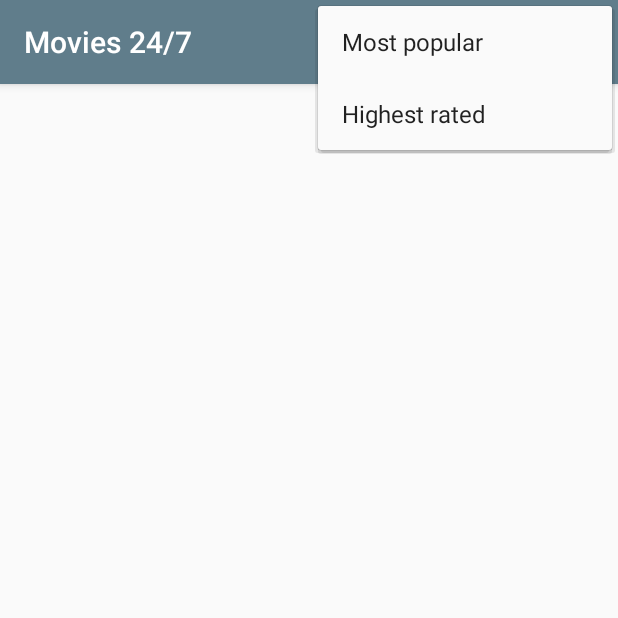
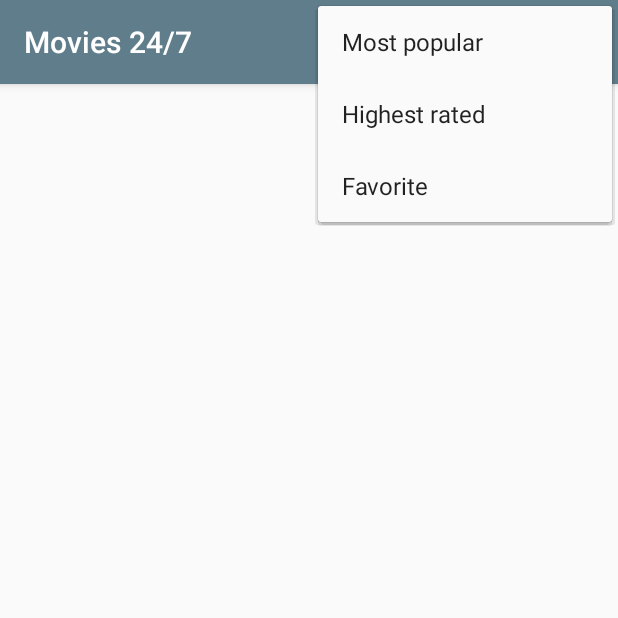
Before and after one commit to donsaad/movies-247, an Android app: the screen it shows after launch (MainActivity), with the options menu open, on a phone screen of 412 x 824 dp, the top half of it. Run offline under Robolectric (Android 15) with nearby library versions, the phone set to English and light mode, and no system bars.

Commit message:
Added sort by fav to main menu

```diff
--- a/app/src/main/java/com/donsaad/movies247/MainActivity.java
+++ b/app/src/main/java/com/donsaad/movies247/MainActivity.java
@@ -97,6 +97,9 @@ public class MainActivity extends AppCompatActivity {
         else if(id == R.id.action_sort_by_rate) {
             new FetchMoviesTask().execute(SORT_BY_RATE);
         }
+        else if(id == R.id.action_sort_by_fav) {
+            // // TODO: 12/25/2015 fav
+        }
         return super.onOptionsItemSelected(item);
     }
 
--- a/app/src/main/res/menu/menu_main.xml
+++ b/app/src/main/res/menu/menu_main.xml
@@ -5,7 +5,6 @@
     <item
         android:id="@+id/action_sort_by_popular"
         android:title="@string/action_sort_pop"
-        android:orderInCategory="100"
         app:showAsAction="never"
         />
 
@@ -13,7 +12,12 @@
         android:id="@+id/action_sort_by_rate"
         android:title="@string/action_sort_rate"
         app:showAsAction="never"
-        android:orderInCategory="200"
+        />
+
+    <item
+        android:id="@+id/action_sort_by_fav"
+        android:title="@string/action_sort_fav"
+        app:showAsAction="never"
         />
 
 </menu>
--- a/app/src/main/res/values/strings.xml
+++ b/app/src/main/res/values/strings.xml
@@ -3,4 +3,5 @@
     <string name="desc_movie_poster">movie poster</string>
     <string name="action_sort_pop">Most popular</string>
     <string name="action_sort_rate">Highest rated</string>
+    <string name="action_sort_fav">Favorite</string>
 </resources>
```
